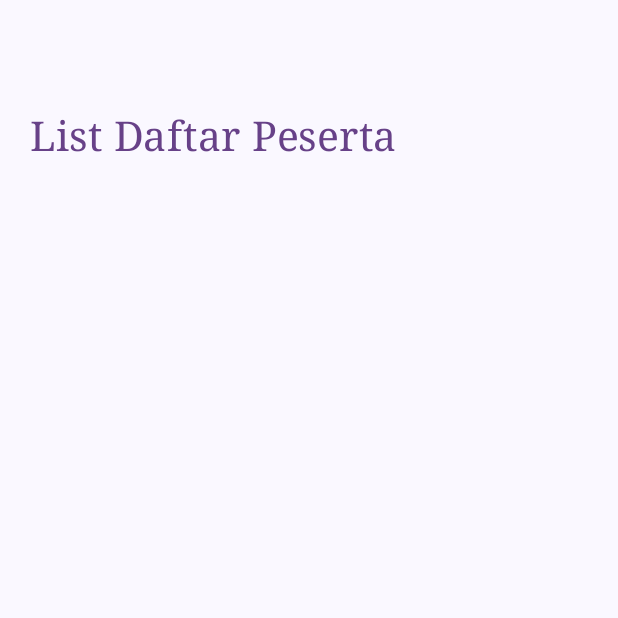
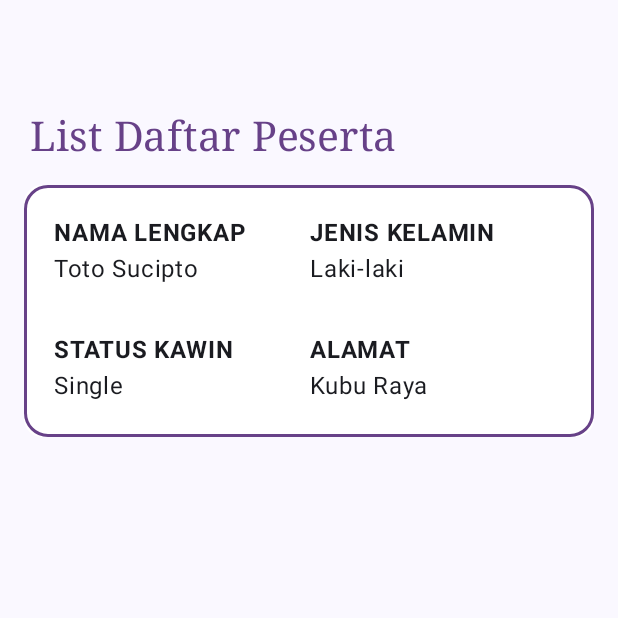
Before and after one commit to sabilafirdias/QuestNavigasTugas_192, an Android app built with Jetpack Compose: the composable ListPeserta shown on its own in the app's theme, on a phone screen of 412 x 824 dp, the top half of it. Run offline under Robolectric (Android 15) with nearby library versions, the phone set to English and light mode, and no system bars.

Commit message:
membuat card daftar peserta pertama berisi nama lengkap, status kawin, jenis kelamin, dan alamat

```diff
--- a/app/src/main/java/com/example/tugas6/view/DataPeserta.kt
+++ b/app/src/main/java/com/example/tugas6/view/DataPeserta.kt
@@ -36,5 +36,42 @@ fun ListPeserta(onBeranda: () -> Unit, onForm: () -> Unit,  modifier: Modifier =
             color = colorResource(id = R.color.ungu3),
             fontFamily = FontFamily.Serif
         )
+        Card(
+            modifier = Modifier
+                .fillMaxWidth()
+                .height(200.dp)
+                .padding(16.dp)
+                .border(
+                    width = 2.dp,
+                    color = colorResource(id = R.color.ungu3),
+                    shape = RoundedCornerShape(16.dp)
+                ),
+            colors = CardDefaults.cardColors(
+                containerColor = Color.White
+            )) {
+            Row {
+                Column (modifier = Modifier.padding(20.dp)){
+                    Text("NAMA LENGKAP", fontWeight = FontWeight.Bold)
+                    Text("Toto Sucipto")
+
+                    Spacer(modifier = Modifier.height(30.dp))
+
+                    Text("STATUS KAWIN", fontWeight = FontWeight.Bold)
+                    Text("Single")
+                }
+
+                Spacer(modifier = Modifier.width(2.dp))
+
+                Column (modifier = Modifier.padding(20.dp)){
+                    Text("JENIS KELAMIN", fontWeight = FontWeight.Bold)
+                    Text("Laki-laki")
+
+                    Spacer(modifier = Modifier.height(30.dp))
+
+                    Text("ALAMAT", fontWeight = FontWeight.Bold)
+                    Text("Kubu Raya")
+                }
+            }
+        }
     }
 }
```
